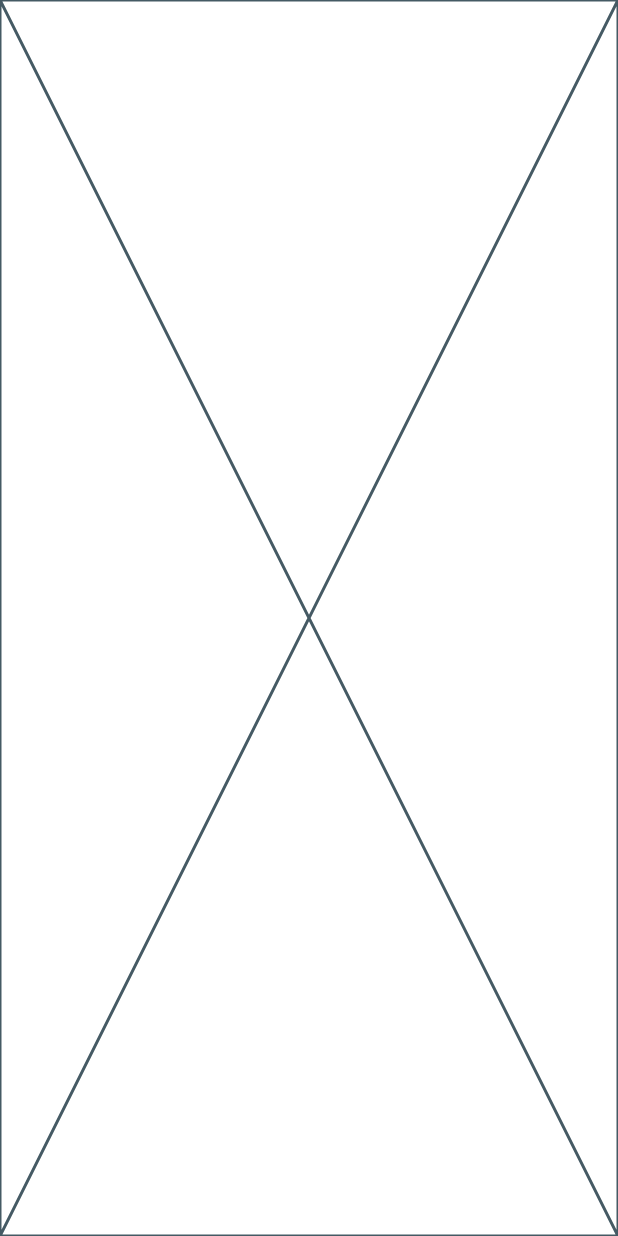
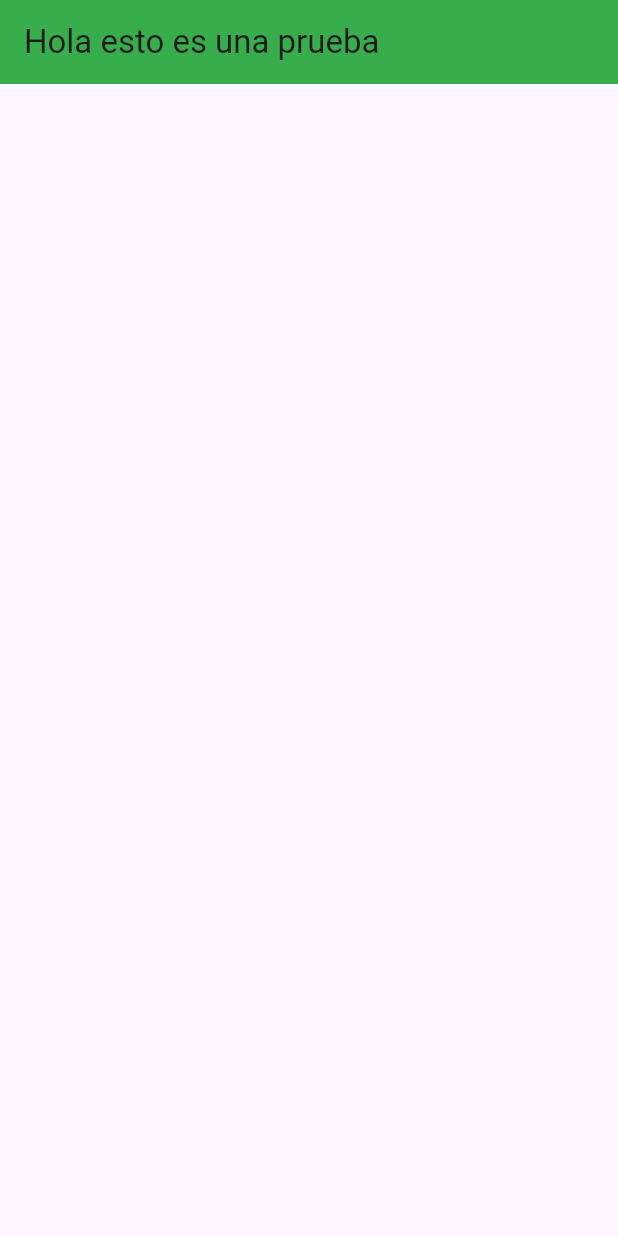
Before and after one commit to Luis-Antonio-Mendez-Rodriguez/Yaxchilan, a Flutter app: the screen it shows after launch, on a phone screen of 412 x 824 dp. Run offline on Flutter 3.47's test engine with Material 3 defaults, Android fonts, the phone set to English and light mode, and no system bars.

Commit message:
Siguein hacienso cosas xd
HOLAAAAAAAAAAAAAAAAAAAAAAA

```diff
--- a/yaxchilan_flutter/lib/Pages/Home.dart
+++ b/yaxchilan_flutter/lib/Pages/Home.dart
@@ -5,6 +5,11 @@ class HomePage extends StatelessWidget {
 
   @override
   Widget build(BuildContext context) {
-    return const Placeholder();
+    return Scaffold(
+      appBar: AppBar(
+        title: Text('Hola esto es una prueba'),
+        backgroundColor: const Color.fromARGB(255, 55, 174, 75),
+      ),
+    );
   }
 }
--- a/yaxchilan_flutter/lib/main.dart
+++ b/yaxchilan_flutter/lib/main.dart
@@ -31,6 +31,7 @@ class MyApp extends StatelessWidget {
         // tested with just a hot reload.
         colorScheme: .fromSeed(seedColor: Colors.deepPurple),
       ),
+      debugShowCheckedModeBanner: false,
       home: HomePage()
     );
   }
```
